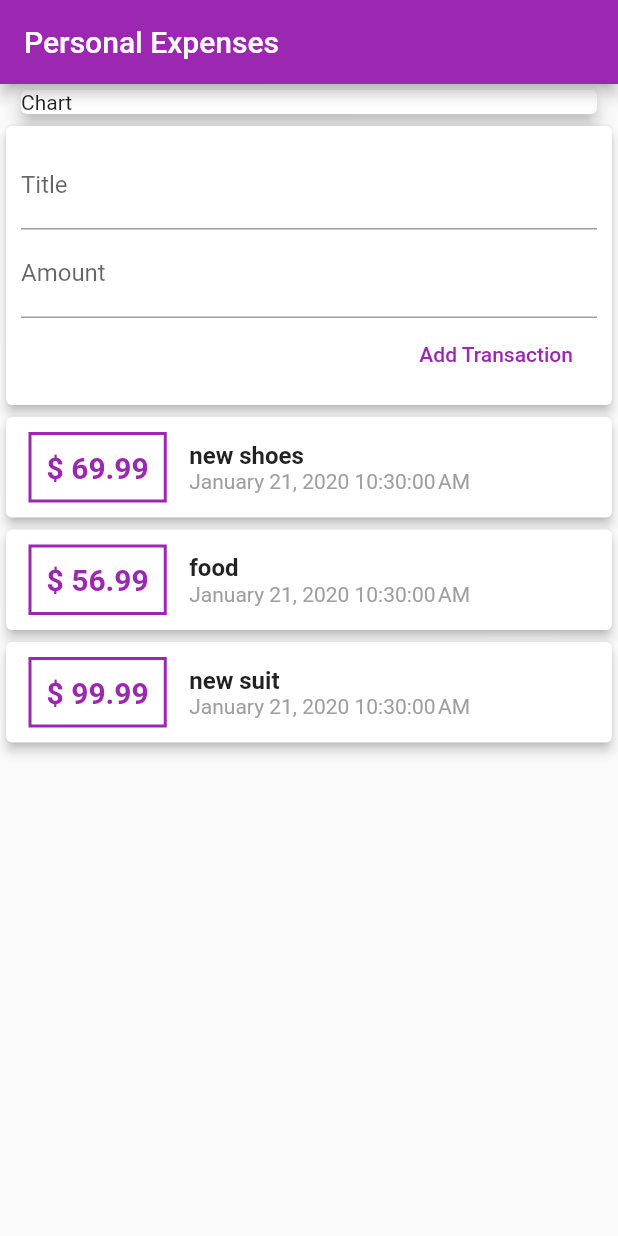
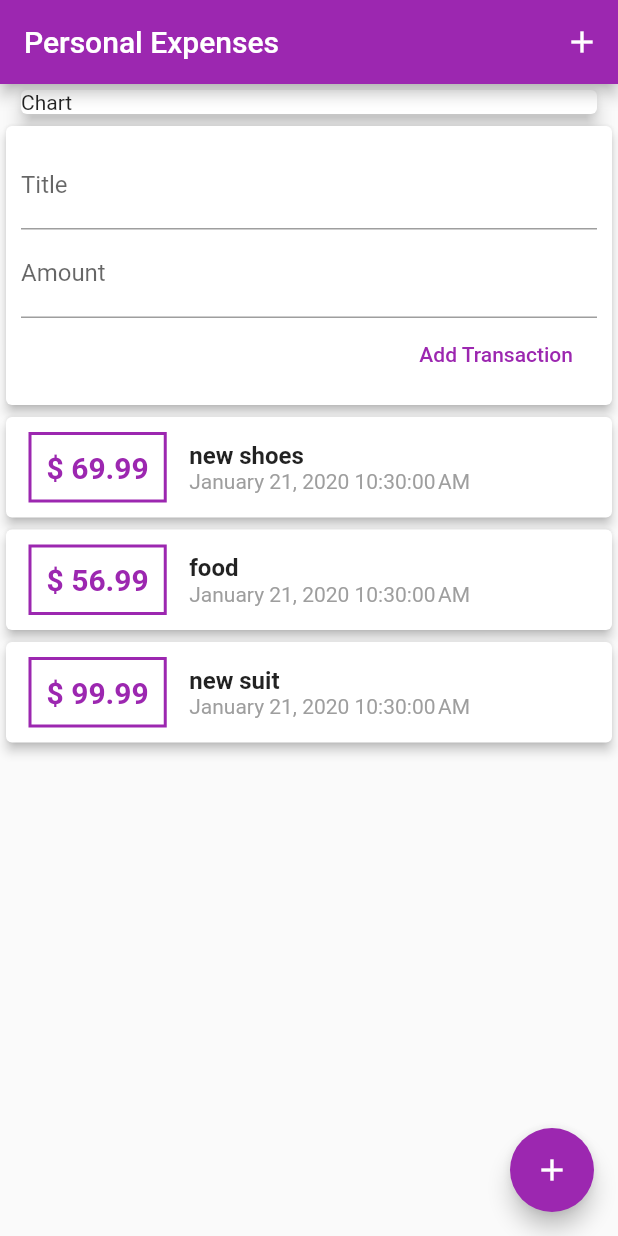
Before and after one commit to Donkijote/personal_expenses, a Flutter app: the screen it shows after launch, on a phone screen of 412 x 824 dp. Run offline on Flutter 3.47's test engine with Material 2 defaults, Android fonts, the phone set to English and light mode, and no system bars.

Commit message:
adding appBar button and floating action button

```diff
--- a/lib/main.dart
+++ b/lib/main.dart
@@ -32,6 +32,12 @@ class _MyHomePageState extends State<MyHomePage> {
     return Scaffold(
       appBar: AppBar(
         title: Text(widget.title),
+        actions: <Widget>[
+          IconButton(
+            icon: Icon(Icons.add),
+            onPressed: () {},
+          )
+        ],
       ),
       body: SingleChildScrollView(
         child: Column(
@@ -48,6 +54,13 @@ class _MyHomePageState extends State<MyHomePage> {
           ],
         ),
       ),
+      floatingActionButtonLocation: FloatingActionButtonLocation.endFloat,
+      floatingActionButton: FloatingActionButton(
+        child: Icon(
+          Icons.add,
+        ),
+        onPressed: () {},
+      ),
     );
   }
 }
```
